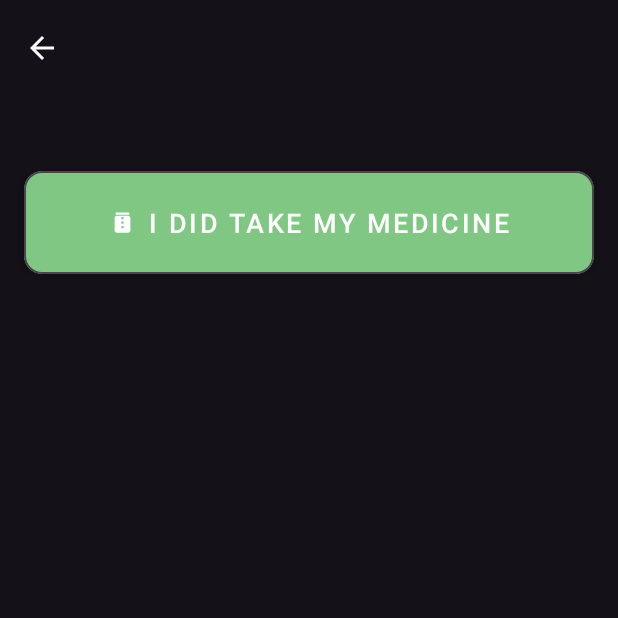
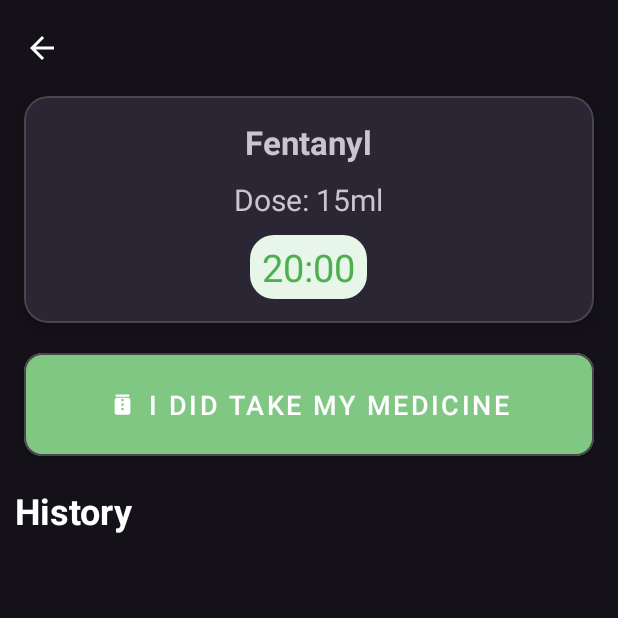
Before and after one commit to m1tk/mhealthy, an Android app: the MedicineActivity screen opened directly, with no data from a screen before it, on a phone screen of 412 x 824 dp, the top half of it. Run offline under Robolectric (Android 15) with nearby library versions, the phone set to English and light mode, and no system bars; our stand-ins replace EventBus; network calls fail; 9 statements that could not run were skipped.

Commit message:
Styling medicine activity

```diff
--- a/mobile/app/src/main/java/fr/android/mhealthy/ui/MedicineActivity.java
+++ b/mobile/app/src/main/java/fr/android/mhealthy/ui/MedicineActivity.java
@@ -37,6 +37,11 @@ public class MedicineActivity extends AppCompatActivity {
     HistoryRecycler adapter;
     PatientDAO pdb;
     Integer p;
+
+    TextView name;
+    TextView dose;
+    TextView time;
+
     @Override
     protected void onCreate(@Nullable Bundle savedInstanceState) {
         super.onCreate(savedInstanceState);
@@ -53,6 +58,14 @@ public class MedicineActivity extends AppCompatActivity {
 
         TextView med_name = findViewById(R.id.tvMedTitle);
         med_name.setText(medicine.name);
+
+        name = findViewById(R.id.medicine_name);
+        dose = findViewById(R.id.medicine_dose);
+        time = findViewById(R.id.medicine_time);
+
+        name.setText(medicine.name);
+        dose.setText(getString(R.string.dose, medicine.dose));
+        time.setText(medicine.time);
 
         MaterialButton btnMedTaken = findViewById(R.id.btnMedTaken);
         FloatingActionButton edit   = findViewById(R.id.edit_act_fab);
--- a/mobile/app/src/main/res/layout/activity_medicine.xml
+++ b/mobile/app/src/main/res/layout/activity_medicine.xml
@@ -34,10 +34,57 @@
             android:layout_height="wrap_content"
             android:orientation="vertical">
             <com.google.android.material.card.MaterialCardView
+                android:layout_width="match_parent"
+                android:layout_height="wrap_content"
+                android:layout_marginHorizontal="16dp"
+                app:cardCornerRadius="16dp"
+                app:cardElevation="8dp">
+                <LinearLayout
+                    android:layout_width="match_parent"
+                    android:layout_height="wrap_content"
+                    android:orientation="vertical"
+                    android:padding="16dp">
+                    <TextView
+                        android:id="@+id/medicine_name"
+                        android:layout_width="wrap_content"
+                        android:layout_height="wrap_content"
+                        android:layout_gravity="center"
+                        android:text="Fentanyl"
+                        android:textSize="22sp"
+                        android:textStyle="bold"
+                        android:textAlignment="center"
+                        android:layout_marginBottom="10dp" />
+
+                    <TextView
+                        android:id="@+id/medicine_dose"
+                        android:layout_width="wrap_content"
+                        android:layout_height="wrap_content"
+                        android:layout_gravity="center"
+                        android:text="Dose: 15ml"
+                        android:textSize="20sp"
+                        android:layout_marginBottom="10dp" />
+
+                    <TextView
+                        android:id="@+id/medicine_time"
+                        android:layout_width="wrap_content"
+                        android:layout_height="wrap_content"
+                        android:text="20:00"
+                        android:layout_gravity="center"
+                        android:textColor="@color/status_active"
+                        android:textSize="25sp"
+                        android:background="@drawable/status_background"
+                        android:paddingStart="8dp"
+                        android:paddingEnd="8dp"
+                        android:paddingTop="4dp"
+                        android:paddingBottom="4dp" />
+                </LinearLayout>
+            </com.google.android.material.card.MaterialCardView>
+
+            <com.google.android.material.card.MaterialCardView
                 android:id="@+id/cardActivities"
                 android:layout_width="match_parent"
                 android:layout_height="wrap_content"
-                android:layout_marginTop="50dp"
+                android:layout_marginTop="20dp"
                 android:layout_marginHorizontal="16dp"
                 app:cardCornerRadius="12dp"
                 app:cardElevation="4dp"
@@ -58,6 +105,17 @@
                     style="@style/Widget.MaterialComponents.Button.TextButton"/>
             </com.google.android.material.card.MaterialCardView>
 
+            <TextView
+                android:id="@+id/patient_list"
+                android:text="@string/history"
+                android:layout_width="match_parent"
+                android:layout_height="wrap_content"
+                android:layout_marginTop="20dp"
+                android:layout_marginHorizontal="10dp"
+                android:textAlignment="textStart"
+                android:textSize="24sp"
+                android:textStyle="bold"
+                android:textColor="?attr/text_color" />
             <androidx.recyclerview.widget.RecyclerView
                 android:id="@+id/history_view"
                 android:layout_width="match_parent"
--- a/mobile/app/src/main/res/values/strings.xml
+++ b/mobile/app/src/main/res/values/strings.xml
@@ -73,4 +73,6 @@
     <string name="assigned">Assigned</string>
     <string name="not_assigned">No longer assigned</string>
     <string name="ID" translatable="false">ID: %1$s</string>
+    <string name="dose">Dose: %1$s</string>
+    <string name="history">History</string>
 </resources>
```
Also changed, not shown: 1 other file.
